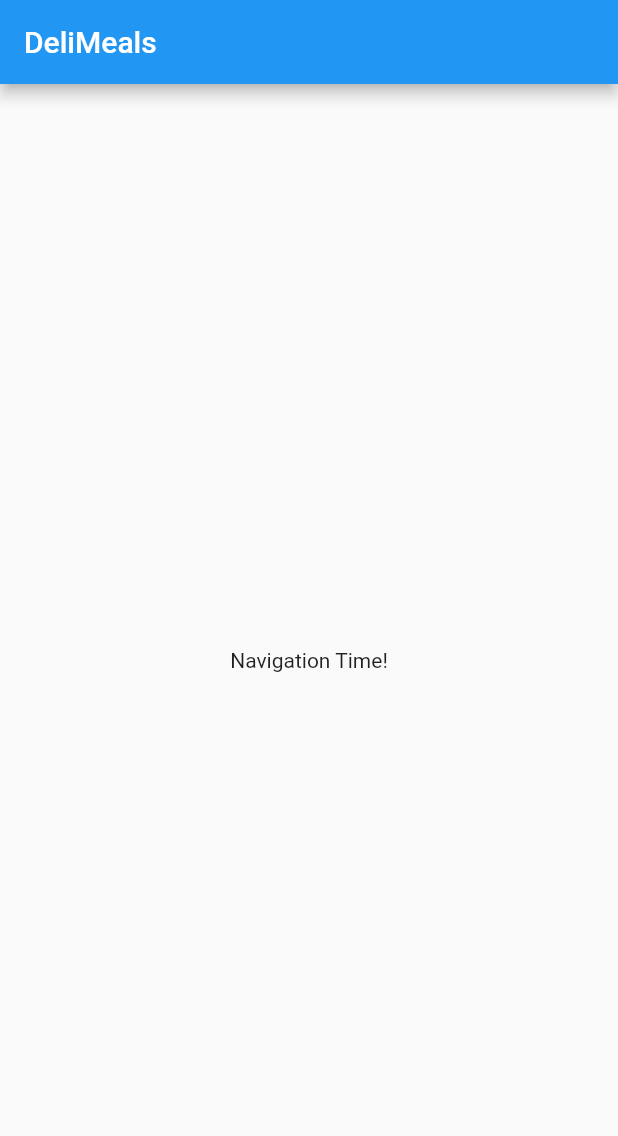
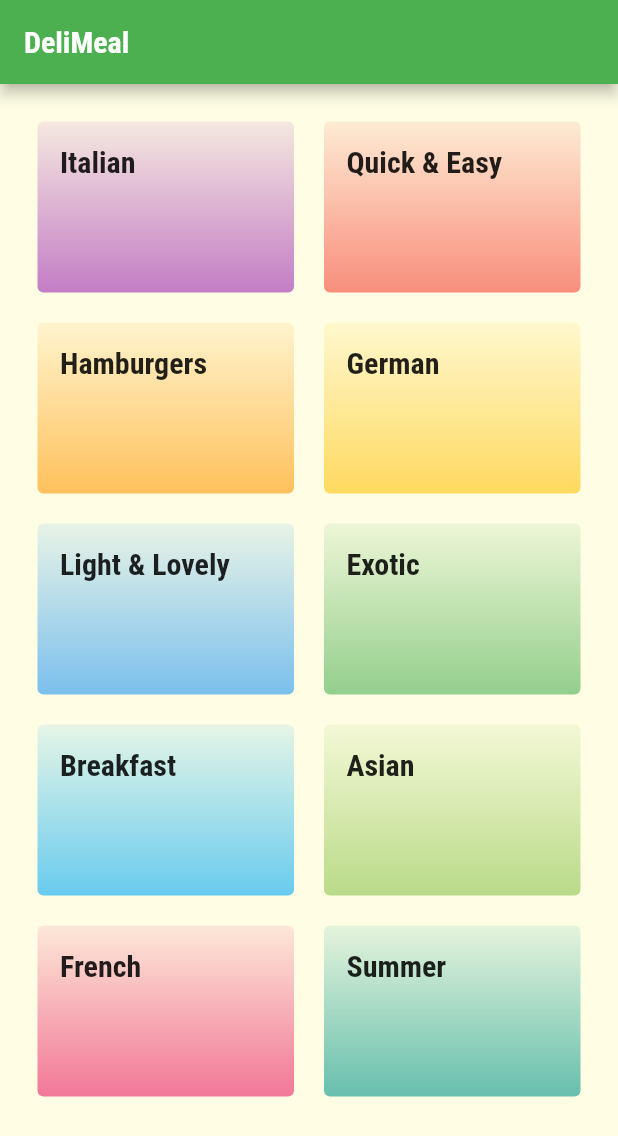
Before and after one commit to LukeKow/meals-app, a Flutter app: the screen it shows after launch, on a phone screen of 412 x 824 dp. Shown: the top 1136 px of the screen. Run offline on Flutter 3.47's test engine with Material 2 defaults, Android fonts, the phone set to English and light mode, and no system bars.

Commit message:
Adding Base Data, Creating Grid and Gradients, Registering Screen as Main Screen, Styling and Theming

```diff
--- /dev/null
+++ b/lib/categories_screen.dart
@@ -0,0 +1,29 @@
+import 'package:flutter/material.dart';
+import 'package:meals_app/category_item.dart';
+import './dummy_data.dart';
+
+class CategoriesScreen extends StatelessWidget {
+  const CategoriesScreen({super.key});
+
+  @override
+  Widget build(BuildContext context) {
+    return Scaffold(
+      appBar: AppBar(title: const Text('DeliMeal')),
+      body: GridView(
+        padding: const EdgeInsets.all(25),
+        gridDelegate: const SliverGridDelegateWithMaxCrossAxisExtent(
+          maxCrossAxisExtent: 200,
+          childAspectRatio: 3 / 2,
+          crossAxisSpacing: 20,
+          mainAxisSpacing: 20,
+        ),
+        children: dummyCategories
+            .map((category) => CategoryItem(
+                  category.title,
+                  category.color,
+                ))
+            .toList(),
+      ),
+    );
+  }
+}
--- /dev/null
+++ b/lib/category_item.dart
@@ -0,0 +1,30 @@
+import 'package:flutter/material.dart';
+
+class CategoryItem extends StatelessWidget {
+  final String title;
+  final Color color;
+
+  const CategoryItem(this.title, this.color, {super.key});
+
+  @override
+  Widget build(BuildContext context) {
+    return Container(
+      padding: const EdgeInsets.all(15),
+      decoration: BoxDecoration(
+        gradient: LinearGradient(
+          colors: [
+            color.withOpacity(0.1),
+            color.withOpacity(0.6),
+          ],
+          begin: Alignment.topCenter,
+          end: Alignment.bottomCenter,
+        ),
+        borderRadius: BorderRadius.circular(4),
+      ),
+      child: Text(
+        title,
+        style: Theme.of(context).textTheme.headline6,
+      ),
+    );
+  }
+}
--- /dev/null
+++ b/lib/dummy_data.dart
@@ -0,0 +1,56 @@
+import 'package:flutter/material.dart';
+
+import './models/category.dart';
+
+const dummyCategories = [
+  Category(
+    id: 'c1',
+    title: 'Italian',
+    color: Colors.purple,
+  ),
+  Category(
+    id: 'c2',
+    title: 'Quick & Easy',
+    color: Colors.red,
+  ),
+  Category(
+    id: 'c3',
+    title: 'Hamburgers',
+    color: Colors.orange,
+  ),
+  Category(
+    id: 'c4',
+    title: 'German',
+    color: Colors.amber,
+  ),
+  Category(
+    id: 'c5',
+    title: 'Light & Lovely',
+    color: Colors.blue,
+  ),
+  Category(
+    id: 'c6',
+    title: 'Exotic',
+    color: Colors.green,
+  ),
+  Category(
+    id: 'c7',
+    title: 'Breakfast',
+    color: Colors.lightBlue,
+  ),
+  Category(
+    id: 'c8',
+    title: 'Asian',
+    color: Colors.lightGreen,
+  ),
+  Category(
+    id: 'c9',
+    title: 'French',
+    color: Colors.pink,
+  ),
+  Category(
+    id: 'c10',
+    title: 'Summer',
+    color: Colors.teal,
+  ),
+];
--- a/lib/main.dart
+++ b/lib/main.dart
@@ -1,39 +1,39 @@
 import 'package:flutter/material.dart';
 
-void main() => runApp(const MyApp());
+import './categories_screen.dart';
+
+void main() => runApp(MyApp());
 
 class MyApp extends StatelessWidget {
-  const MyApp({super.key});
+  MyApp({super.key});
+  final ThemeData theme = ThemeData(
+      primarySwatch: Colors.green,
+      canvasColor: const Color.fromRGBO(255, 254, 229, 1),
+      fontFamily: 'Raleway',
+      textTheme: ThemeData.light().textTheme.copyWith(
+            bodyText1: const TextStyle(
+              color: Color.fromRGBO(20, 51, 51, 1),
+            ),
+            bodyText2: const TextStyle(
+              color: Color.fromRGBO(20, 51, 51, 1),
+            ),
+            headline6: const TextStyle(
+              fontSize: 20,
+              fontFamily: 'RobotoCondensed',
+              fontWeight: FontWeight.bold,
+            ),
+          ));
 
   @override
   Widget build(BuildContext context) {
     return MaterialApp(
       title: 'DeliMeals',
-      theme: ThemeData(
-        primarySwatch: Colors.blue,
+      theme: theme.copyWith(
+        colorScheme: theme.colorScheme.copyWith(
+          secondary: Colors.pink.shade900,
+        ),
       ),
-      home: const MyHomePage(),
+      home: const CategoriesScreen(),
     );
   }
 }
-
-class MyHomePage extends StatefulWidget {
-  const MyHomePage({super.key});
-
-  @override
-  MyHomePageState createState() => MyHomePageState();
-}
-
-class MyHomePageState extends State<MyHomePage> {
-  @override
-  Widget build(BuildContext context) {
-    return Scaffold(
-      appBar: AppBar(
-        title: const Text('DeliMeals'),
-      ),
-      body: const Center(
-        child: Text('Navigation Time!'),
-      ),
-    );
-  }
-}
--- /dev/null
+++ b/lib/models/category.dart
@@ -0,0 +1,13 @@
+import 'package:flutter/material.dart';
+
+class Category {
+  final String id;
+  final String title;
+  final Color color;
+
+  const Category({
+    required this.id,
+    required this.title,
+    this.color = Colors.orange,
+  });
+}
```
Also changed, not shown: pubspec.yaml (+17 -11 lines), assets/fonts/Raleway-Black.ttf (added), assets/fonts/Raleway-Bold.ttf (added), assets/fonts/Raleway-Regular.ttf (added), assets/fonts/RobotoCondensed-Bold.ttf (added), assets/fonts/RobotoCondensed-Italic.ttf (added), assets/fonts/RobotoCondensed-Light.ttf (added), assets/fonts/RobotoCondensed-Regular.ttf (added).
